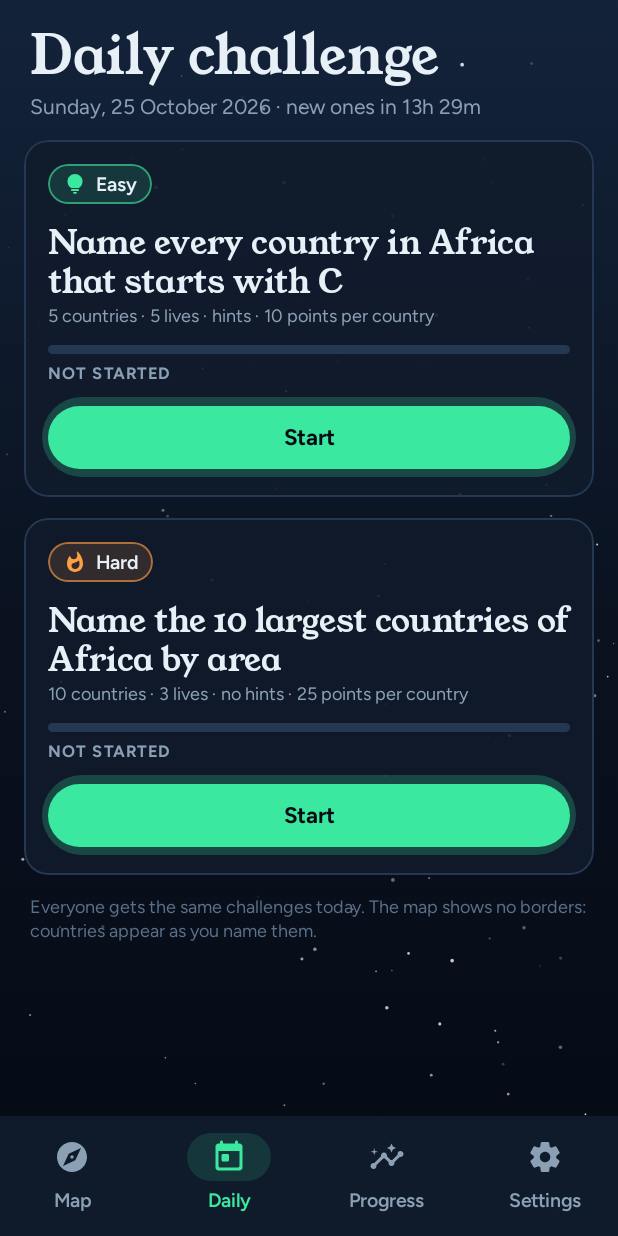
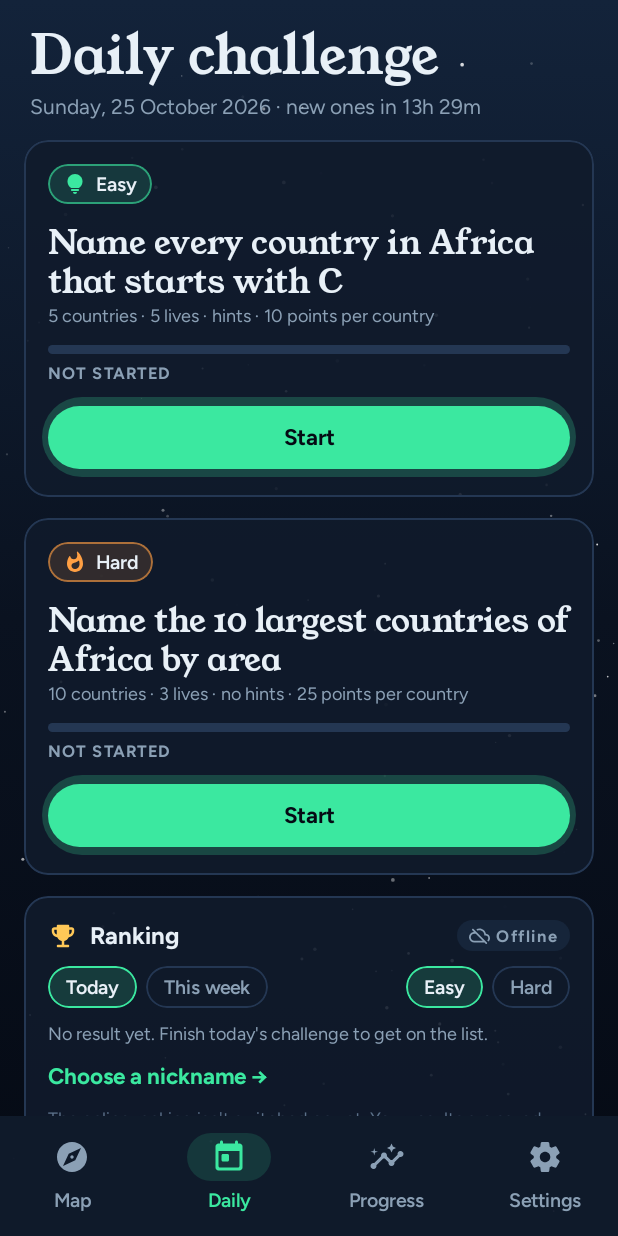
Before and after one commit to VvWijhe/topo_app, an Android app built with Jetpack Compose: the screen it shows after launch (MainActivity), item 2 of the bottom bar chosen, on a phone screen of 412 x 824 dp. Run offline under Robolectric (Android 15) with nearby library versions, the phone set to English and light mode, and no system bars.

Commit message:
Ranglijst voor de dagelijkse uitdaging (offline, klaar voor Firebase): tijd, bijnaam, wachtrij
Co-Authored-By: Claude Opus 5.5 <noreply@anthropic.com>
Claude-Session: https://claude.ai/code/session_01KVvrxWTd7qLRW3tf3vRBHP

```diff
--- a/app/src/main/java/nl/topo/app/TopoApplication.kt
+++ b/app/src/main/java/nl/topo/app/TopoApplication.kt
@@ -8,6 +8,9 @@ import androidx.datastore.preferences.preferencesDataStore
 import nl.topo.app.data.geo.GeoRepository
 import nl.topo.app.data.prefs.ProgressRepository
 import nl.topo.app.data.prefs.SettingsRepository
+import nl.topo.app.data.online.LeaderboardService
+import nl.topo.app.data.online.OfflineLeaderboard
+import nl.topo.app.data.online.PlayerProfile
 
 private val Context.topoStore: DataStore<Preferences> by preferencesDataStore(name = "topo")
 
@@ -17,6 +20,9 @@ class AppContainer(context: Context) {
     val settings = SettingsRepository(store)
     val progress = ProgressRepository(store)
     val geo = GeoRepository(context.assets)
+    val profile = PlayerProfile(store)
+    /** Nu offline; later te vervangen door een Firebase-versie met dezelfde functies. */
+    val leaderboard: LeaderboardService = OfflineLeaderboard(store, profile)
 }
 
 class TopoApplication : Application() {
--- /dev/null
+++ b/app/src/main/java/nl/topo/app/data/online/Leaderboard.kt
@@ -0,0 +1,155 @@
+package nl.topo.app.data.online
+
+import androidx.datastore.core.DataStore
+import androidx.datastore.preferences.core.Preferences
+import androidx.datastore.preferences.core.edit
+import androidx.datastore.preferences.core.stringPreferencesKey
+import kotlinx.coroutines.flow.Flow
+import kotlinx.coroutines.flow.first
+import kotlinx.coroutines.flow.map
+import kotlinx.serialization.Serializable
+import kotlinx.serialization.builtins.ListSerializer
+import kotlinx.serialization.json.Json
+import java.time.DayOfWeek
+import java.time.LocalDate
+import java.time.temporal.TemporalAdjusters
+import java.util.UUID
+
+/**
+ * Resultaat van één dagelijkse uitdaging, zoals het naar de ranglijst gaat.
+ * Alleen de eerste poging telt; daarna verandert het niet meer.
+ */
+@Serializable
+data class ScoreSubmission(
+    val playerId: String,
+    val nickname: String,
+    val day: Long,
+    val difficulty: String,
+    val points: Int,
+    val found: Int,
+    val total: Int,
+    val mistakes: Int,
+    val hints: Int,
+    val timeMs: Long,
+    val completed: Boolean,
+    val submittedAt: Long,
+)
+
+data class LeaderboardEntry(
+    val playerId: String,
+    val nickname: String,
+    val points: Int,
+    val found: Int,
+    val total: Int,
+    val timeMs: Long,
+    val isMe: Boolean,
+)
+
+enum class Period { DAY, WEEK }
+
+/**
+ * De ranglijst. Nu is er alleen [OfflineLeaderboard]; een online versie (Firebase)
+ * implementeert dezelfde functies, zodat de schermen niet hoeven te veranderen.
+ */
+interface LeaderboardService {
+    /** Verbonden met een online ranglijst? */
+    val isOnline: Boolean
+
+    /** Sla een resultaat op (offline: in de wachtrij; online: versturen). */
+    suspend fun submit(s: ScoreSubmission)
+
+    /** Ranglijst: [Period.DAY] voor één dag en moeilijkheid, [Period.WEEK] = totaal van de week (beide moeilijkheden). */
+    suspend fun ranking(day: Long, difficulty: String, period: Period): List<LeaderboardEntry>
+
+    /** Nog niet verstuurde resultaten. */
+    val pending: Flow<List<ScoreSubmission>>
+
+    /** Probeer de wachtrij te versturen (online); geeft het aantal verstuurde terug. */
+    suspend fun flush(): Int
+
+    /** Verwijder al mijn online gegevens. */
+    suspend fun deleteMyData()
+
+    companion object {
+        /** Ranglijstvolgorde: meeste punten, dan snelste tijd. */
+        val ORDER: Comparator<LeaderboardEntry> = compareByDescending<LeaderboardEntry> { it.points }.thenBy { it.timeMs }
+
+        fun weekStart(day: Long): Long = LocalDate.ofEpochDay(day).with(TemporalAdjusters.previousOrSame(DayOfWeek.MONDAY)).toEpochDay()
+    }
+}
+
+/** Speler: vaste anonieme ID en een zelfgekozen bijnaam. */
+class PlayerProfile(private val store: DataStore<Preferences>) {
+    private val idKey = stringPreferencesKey("online/playerId")
+    private val nameKey = stringPreferencesKey("online/nickname")
+
+    val nickname: Flow<String> = store.data.map { it[nameKey].orEmpty() }
+
+    suspend fun playerId(): String {
+        store.data.first()[idKey]?.let { return it }
+        val id = UUID.randomUUID().toString()
+        store.edit { if (it[idKey] == null) it[idKey] = id }
+        return store.data.first()[idKey] ?: id
+    }
+
+    suspend fun currentNickname(): String = store.data.first()[nameKey].orEmpty()
+
+    suspend fun setNickname(name: String) {
+        val clean = name.trim().replace(Regex("\\s+"), " ").take(MAX_NAME)
+        store.edit { it[nameKey] = clean }
+    }
+
+    companion object { const val MAX_NAME = 20 }
+}
+
+/**
+ * Ranglijst zonder internet: alle resultaten worden bewaard (ook als wachtrij voor later),
+ * en de ranglijst toont alleen jouw eigen resultaten.
+ */
+class OfflineLeaderboard(private val store: DataStore<Preferences>, private val profile: PlayerProfile) : LeaderboardService {
+    private val json = Json { ignoreUnknownKeys = true }
+    private val ser = ListSerializer(ScoreSubmission.serializer())
+    private val allKey = stringPreferencesKey("online/results")
+    private val pendingKey = stringPreferencesKey("online/pending")
+
+    override val isOnline: Boolean = false
+
+    private fun decode(s: String?): List<ScoreSubmission> = s?.let { runCatching { json.decodeFromString(ser, it) }.getOrNull() }.orEmpty()
+
+    override val pending: Flow<List<ScoreSubmission>> = store.data.map { decode(it[pendingKey]) }
+
+    override suspend fun submit(s: ScoreSubmission) {
+        store.edit { p ->
+            val all = decode(p[allKey])
+            // eerste poging telt: niet overschrijven
+            if (all.any { it.day == s.day && it.difficulty == s.difficulty }) return@edit
+            p[allKey] = json.encodeToString(ser, all + s)
+            p[pendingKey] = json.encodeToString(ser, decode(p[pendingKey]) + s)
+        }
+    }
+
+    override suspend fun ranking(day: Long, difficulty: String, period: Period): List<LeaderboardEntry> {
+        val me = profile.playerId()
+        val name = profile.currentNickname()
+        val all = decode(store.data.first()[allKey])
+        val mine = when (period) {
+            Period.DAY -> all.filter { it.day == day && it.difficulty == difficulty }.map {
+                LeaderboardEntry(me, name, it.points, it.found, it.total, it.timeMs, true)
+            }
+            Period.WEEK -> {
+                val start = LeaderboardService.weekStart(day)
+                val week = all.filter { it.day in start..day }
+                if (week.isEmpty()) emptyList() else listOf(
+                    LeaderboardEntry(me, name, week.sumOf { it.points }, week.sumOf { it.found }, week.sumOf { it.total }, week.sumOf { it.timeMs }, true),
+                )
+            }
+        }
+        return mine.sortedWith(LeaderboardService.ORDER)
+    }
+
+    override suspend fun flush(): Int = 0 // niets te versturen zonder online verbinding
+
+    override suspend fun deleteMyData() {
+        store.edit { it.remove(pendingKey) }
+    }
+}
--- a/app/src/main/java/nl/topo/app/data/prefs/ProgressRepository.kt
+++ b/app/src/main/java/nl/topo/app/data/prefs/ProgressRepository.kt
@@ -157,11 +157,13 @@ class ProgressRepository(private val store: DataStore<Preferences>) {
             gaveUp = p[intPreferencesKey(dailyKey(day, difficulty, "gaveUp"))] == 1,
             mistakes = p[intPreferencesKey(dailyKey(day, difficulty, "mistakes"))] ?: 0,
             lost = p[intPreferencesKey(dailyKey(day, difficulty, "lost"))] == 1,
+            timeMs = p[longPreferencesKey(dailyKey(day, difficulty, "timeMs"))] ?: 0L,
         )
     }
 
-    suspend fun saveDaily(day: Long, difficulty: String, found: List<String>, hints: Int, mistakes: Int = 0) {
+    suspend fun saveDaily(day: Long, difficulty: String, found: List<String>, hints: Int, mistakes: Int = 0, timeMs: Long? = null) {
         store.edit { p ->
+            if (timeMs != null) p[longPreferencesKey(dailyKey(day, difficulty, "timeMs"))] = timeMs
             p[stringPreferencesKey(dailyKey(day, difficulty, "found"))] = found.joinToString(",")
             p[intPreferencesKey(dailyKey(day, difficulty, "hints"))] = hints
             p[intPreferencesKey(dailyKey(day, difficulty, "mistakes"))] = mistakes
@@ -285,6 +287,8 @@ data class DailyState(
     val gaveUp: Boolean = false,
     val mistakes: Int = 0,
     val lost: Boolean = false,
+    /** Gespeelde tijd (alleen terwijl het scherm open was). */
+    val timeMs: Long = 0L,
 )
 
 /** Regels voor fouten in de dagelijkse uitdaging. */
--- a/app/src/main/java/nl/topo/app/ui/daily/DailyScreen.kt
+++ b/app/src/main/java/nl/topo/app/ui/daily/DailyScreen.kt
@@ -87,6 +87,7 @@ fun DailyScreen(onPlay: (Difficulty) -> Unit) {
             tr("Easy", "Makkelijk"), tr("5 lives · hints · 10 points per country", "5 levens · hints · 10 punten per land")) { onPlay(Difficulty.EASY) }
         ChallengeCard(hard, hardState, Night.ember, Icons.Rounded.Whatshot,
             tr("Hard", "Moeilijk"), tr("3 lives · no hints · 25 points per country", "3 levens · geen hints · 25 punten per land")) { onPlay(Difficulty.HARD) }
+        RankingCard(day = day, refreshKey = easyState to hardState)
         Text(
             tr(
                 "Everyone gets the same challenges today. The map shows no borders: countries appear as you name them.",
--- /dev/null
+++ b/app/src/main/java/nl/topo/app/ui/daily/Ranking.kt
@@ -0,0 +1,211 @@
+package nl.topo.app.ui.daily
+
+import androidx.compose.foundation.background
+import androidx.compose.foundation.border
+import androidx.compose.foundation.clickable
+import androidx.compose.foundation.layout.Arrangement
+import androidx.compose.foundation.layout.Box
+import androidx.compose.foundation.layout.Column
+import androidx.compose.foundation.layout.Row
+import androidx.compose.foundation.layout.Spacer
+import androidx.compose.foundation.layout.fillMaxWidth
+import androidx.compose.foundation.layout.height
+import androidx.compose.foundation.layout.padding
+import androidx.compose.foundation.layout.size
+import androidx.compose.foundation.layout.width
+import androidx.compose.foundation.shape.RoundedCornerShape
+import androidx.compose.foundation.text.KeyboardOptions
+import androidx.compose.material.icons.Icons
+import androidx.compose.material.icons.rounded.CloudOff
+import androidx.compose.material.icons.rounded.EmojiEvents
+import androidx.compose.material3.AlertDialog
+import androidx.compose.material3.Icon
+import androidx.compose.material3.MaterialTheme
+import androidx.compose.material3.OutlinedTextField
+import androidx.compose.material3.OutlinedTextFieldDefaults
+import androidx.compose.material3.Text
+import androidx.compose.material3.TextButton
+import androidx.compose.runtime.Composable
+import androidx.compose.runtime.getValue
+import androidx.compose.runtime.mutableStateOf
+import androidx.compose.runtime.produceState
+import androidx.compose.runtime.remember
+import androidx.compose.runtime.rememberCoroutineScope
+import androidx.compose.runtime.saveable.rememberSaveable
+import androidx.compose.runtime.setValue
+import androidx.compose.ui.Alignment
+import androidx.compose.ui.Modifier
+import androidx.compose.ui.draw.clip
+import androidx.compose.ui.graphics.Color
+import androidx.compose.ui.text.input.ImeAction
+import androidx.compose.ui.text.input.KeyboardCapitalization
+import androidx.compose.ui.unit.dp
+import androidx.lifecycle.compose.collectAsStateWithLifecycle
+import kotlinx.coroutines.launch
+import nl.topo.app.data.daily.Difficulty
+import nl.topo.app.data.i18n.LocalLang
+import nl.topo.app.data.i18n.tr
+import nl.topo.app.data.online.LeaderboardEntry
+import nl.topo.app.data.online.Period
+import nl.topo.app.data.online.PlayerProfile
+import nl.topo.app.ui.LocalAppContainer
+import nl.topo.app.ui.components.Eyebrow
+import nl.topo.app.ui.components.NightCard
+import nl.topo.app.ui.components.formatPoints
+import nl.topo.app.ui.theme.Night
+
+/** mm:ss (of u:mm:ss). */
+fun formatTime(ms: Long): String {
+    val s = ms / 1000
+    val h = s / 3600; val m = (s % 3600) / 60; val sec = s % 60
+    return if (h > 0) "%d:%02d:%02d".format(h, m, sec) else "%d:%02d".format(m, sec)
+}
+
+/**
+ * Ranglijst van de dagelijkse uitdaging: vandaag (per moeilijkheid) of deze week (totaal).
+ * Werkt nu offline (alleen jouw resultaten); met een online ranglijst staan alle spelers erin.
+ */
+@Composable
+fun RankingCard(day: Long, difficulty: Difficulty? = null, refreshKey: Any? = null, compact: Boolean = false) {
+    val app = LocalAppContainer.current
+    val lang = LocalLang.current
+    var period by rememberSaveable { mutableStateOf(Period.DAY) }
+    var diff by rememberSaveable { mutableStateOf(difficulty ?: Difficulty.EASY) }
+    val nickname by app.profile.nickname.collectAsStateWithLifecycle("")
+    val pending by app.leaderboard.pending.collectAsStateWithLifecycle(emptyList())
+    val entries by produceState<List<LeaderboardEntry>?>(null, day, diff, period, refreshKey, nickname) {
+        value = app.leaderboard.ranking(day, diff.name, period)
+    }
+    var askName by remember { mutableStateOf(false) }
+
+    NightCard(Modifier.fillMaxWidth()) {
+        Row(verticalAlignment = Alignment.CenterVertically) {
+            Icon(Icons.Rounded.EmojiEvents, null, tint = Night.gold, modifier = Modifier.size(20.dp))
+            Spacer(Modifier.width(8.dp))
+            Text(tr("Ranking", "Ranglijst"), style = MaterialTheme.typography.titleMedium, color = Night.text, modifier = Modifier.weight(1f))
+            if (!app.leaderboard.isOnline) {
+                Row(
+                    Modifier.clip(RoundedCornerShape(50)).background(Night.surfaceHigh).padding(horizontal = 8.dp, vertical = 3.dp),
+                    verticalAlignment = Alignment.CenterVertically,
+                ) {
+                    Icon(Icons.Rounded.CloudOff, null, tint = Night.muted, modifier = Modifier.size(14.dp))
+                    Spacer(Modifier.width(4.dp))
+                    Text(tr("Offline", "Offline"), style = MaterialTheme.typography.labelSmall, color = Night.muted)
+                }
+            }
+        }
+        Spacer(Modifier.height(10.dp))
+        Row(horizontalArrangement = Arrangement.spacedBy(6.dp)) {
+            Pill(tr("Today", "Vandaag"), period == Period.DAY) { period = Period.DAY }
+            Pill(tr("This week", "Deze week"), period == Period.WEEK) { period = Period.WEEK }
+            if (!compact && period == Period.DAY) {
+                Spacer(Modifier.weight(1f))
+                Pill(tr("Easy", "Makkelijk"), diff == Difficulty.EASY, Night.glow) { diff = Difficulty.EASY }
+                Pill(tr("Hard", "Moeilijk"), diff == Difficulty.HARD, Night.ember) { diff = Difficulty.HARD }
+            }
+        }
+        Spacer(Modifier.height(10.dp))
+        val list = entries
+        when {
+            list == null -> Unit
+            list.isEmpty() -> Text(
+                if (period == Period.DAY) tr("No result yet. Finish today's challenge to get on the list.", "Nog geen uitslag. Rond de uitdaging van vandaag af om op de lijst te komen.")
+                else tr("No results this week yet.", "Deze week nog geen uitslagen."),
+                style = MaterialTheme.typography.bodySmall, color = Night.muted,
+            )
+            else -> Column(verticalArrangement = Arrangement.spacedBy(4.dp)) {
+                list.forEachIndexed { i, e -> EntryRow(i + 1, e, nickname) }
+            }
+        }
+        if (nickname.isBlank()) {
+            Spacer(Modifier.height(8.dp))
+            Text(
+                tr("Choose a nickname →", "Kies een bijnaam →"), style = MaterialTheme.typography.labelLarge, color = Night.glow,
+                modifier = Modifier.clickable { askName = true }.padding(vertical = 4.dp),
+            )
+        }
+        if (!app.leaderboard.isOnline) {
+            Spacer(Modifier.height(8.dp))
+            Text(
+                tr(
+                    "The online ranking isn't switched on yet. Your results are saved" + (if (pending.isNotEmpty()) " (${pending.size} waiting)" else "") + " and will be sent automatically once it is.",
+                    "De online ranglijst staat nog niet aan. Je uitslagen worden bewaard" + (if (pending.isNotEmpty()) " (${pending.size} klaar)" else "") + " en straks automatisch verstuurd.",
+                ),
+                style = MaterialTheme.typography.bodySmall, color = Night.faint,
+            )
+        }
+    }
+    if (askName) NicknameDialog(onDismiss = { askName = false })
+}
+
+@Composable
+private fun EntryRow(rank: Int, e: LeaderboardEntry, myName: String) {
+    val lang = LocalLang.current
+    val medal = when (rank) { 1 -> Night.gold; 2 -> Color(0xFFC9D3DD); 3 -> Color(0xFFD49A6A); else -> Night.faint }
+    Row(
+        Modifier.fillMaxWidth().clip(MaterialTheme.shapes.small)
+            .background(if (e.isMe) Night.glow.copy(alpha = 0.10f) else Night.surfaceHigh.copy(alpha = 0.5f))
+            .padding(horizontal = 10.dp, vertical = 8.dp),
+        verticalAlignment = Alignment.CenterVertically,
+    ) {
+        Box(Modifier.size(24.dp).clip(RoundedCornerShape(50)).border(1.5.dp, medal, RoundedCornerShape(50)), contentAlignment = Alignment.Center) {
+            Text("$rank", style = MaterialTheme.typography.labelSmall, color = Night.text)
+        }
+        Spacer(Modifier.width(10.dp))
+        Column(Modifier.weight(1f)) {
+            Text(
+                (e.nickname.ifBlank { myName }.ifBlank { tr("You", "Jij") }) + if (e.isMe) tr(" (you)", " (jij)") else "",
+                style = MaterialTheme.typography.titleSmall, color = Night.text,
+            )
+            Text(tr("${e.found}/${e.total} found · ${formatTime(e.timeMs)}", "${e.found}/${e.total} gevonden · ${formatTime(e.timeMs)}"),
+                style = MaterialTheme.typography.bodySmall, color = Night.muted)
+        }
+        Text(formatPoints(e.points, lang), style = MaterialTheme.typography.labelLarge, color = Night.gold)
+    }
+}
+
+@Composable
+private fun Pill(text: String, active: Boolean, color: Color = Night.glow, onClick: () -> Unit) {
+    Box(
+        Modifier.clip(RoundedCornerShape(50))
+            .background(if (active) color.copy(alpha = 0.16f) else Color.Transparent)
+            .border(1.dp, if (active) color else Night.outline, RoundedCornerShape(50))
+            .clickable(onClick = onClick)
+            .padding(horizontal = 12.dp, vertical = 6.dp),
+    ) { Text(text, style = MaterialTheme.typography.labelMedium, color = if (active) Night.text else Night.muted) }
+}
+
+/** Bijnaam kiezen of wijzigen (zichtbaar in de ranglijst). */
+@Composable
+fun NicknameDialog(onDismiss: () -> Unit) {
+    val app = LocalAppContainer.current
+    val scope = rememberCoroutineScope()
+    val current by app.profile.nickname.collectAsStateWithLifecycle("")
+    var text by remember(current) { mutableStateOf(current) }
+    AlertDialog(
+        onDismissRequest = onDismiss,
+        containerColor = Night.surfaceHigh,
+        title = { Text(tr("Your nickname", "Je bijnaam"), style = MaterialTheme.typography.headlineSmall) },
+        text = {
+            Column(verticalArrangement = Arrangement.spacedBy(8.dp)) {
+                Text(tr("Shown in the ranking. No real name needed.", "Te zien in de ranglijst. Je echte naam is niet nodig."), color = Night.muted, style = MaterialTheme.typography.bodySmall)
+                OutlinedTextField(
+                    value = text, onValueChange = { if (it.length <= PlayerProfile.MAX_NAME) text = it },
+                    singleLine = true, placeholder = { Text(tr("e.g. Mapmaster", "bijv. Kaartkoning"), color = Night.faint) },
+                    keyboardOptions = KeyboardOptions(capitalization = KeyboardCapitalization.Words, imeAction = ImeAction.Done),
+                    colors = OutlinedTextFieldDefaults.colors(
+                        focusedBorderColor = Night.glow, unfocusedBorderColor = Night.outline,
+                        cursorColor = Night.glow, focusedTextColor = Night.text, unfocusedTextColor = Night.text,
+                    ),
+                )
+                Eyebrow("${text.trim().length}/${PlayerProfile.MAX_NAME}")
+            }
+        },
+        confirmButton = {
+            TextButton(enabled = text.isNotBlank(), onClick = { scope.launch { app.profile.setNickname(text) }; onDismiss() }) {
+                Text(tr("Save", "Opslaan"), color = Night.glow)
+            }
+        },
+        dismissButton = { TextButton(onClick = onDismiss) { Text(tr("Cancel", "Annuleren"), color = Night.text) } },
+    )
+}
```
Also changed, not shown: app/src/main/java/nl/topo/app/ui/daily/DailyPlayScreen.kt (+36 -2 lines), app/src/main/java/nl/topo/app/ui/settings/SettingsScreen.kt (+26 -0 lines), 1 other file.
